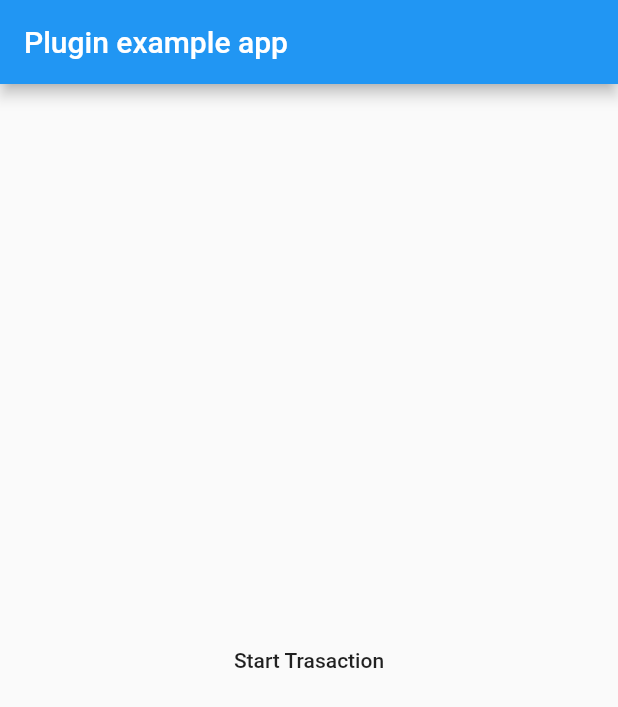
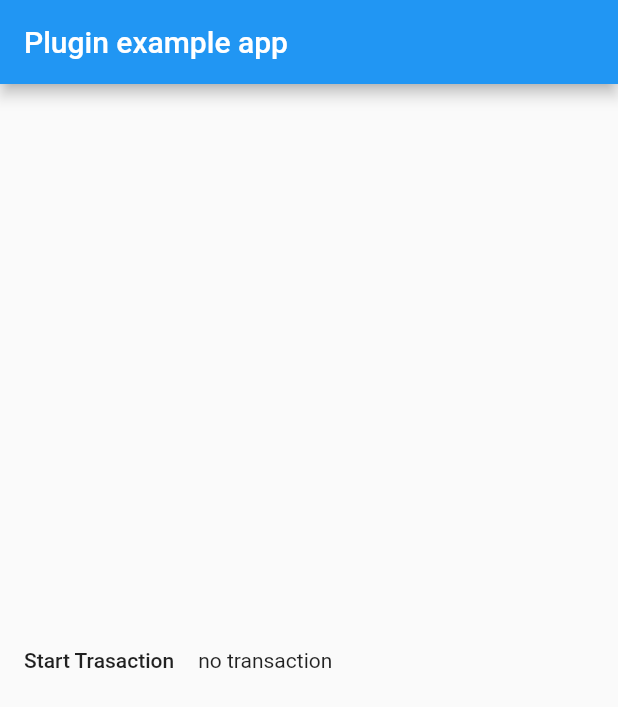
Before and after one commit to lucdotdev/hover_ussd, a Flutter app: the screen it shows after launch, after a tap on "Start Trasaction", on a phone screen of 412 x 824 dp. Shown: the top 707 px of the screen. Run offline on Flutter 3.47's test engine with Material 2 defaults, Android fonts, the phone set to English and light mode, and no system bars.

Commit message:
adding example

```diff
--- a/example/lib/main.dart
+++ b/example/lib/main.dart
@@ -1,10 +1,10 @@
 import 'package:flutter/material.dart';
-import 'dart:async';
 
-import 'package:flutter/services.dart';
 import 'package:hover_ussd/hover_ussd.dart';
 
 void main() {
+  WidgetsFlutterBinding.ensureInitialized();
+  HoverUssd().initialize();
   runApp(MyApp());
 }
 
@@ -14,6 +14,7 @@ class MyApp extends StatefulWidget {
 }
 
 class _MyAppState extends State<MyApp> {
+  HoverUssd _hoverUssd = HoverUssd();
   @override
   Widget build(BuildContext context) {
     return MaterialApp(
@@ -22,11 +23,28 @@ class _MyAppState extends State<MyApp> {
           title: const Text('Plugin example app'),
         ),
         body: Center(
-          child: FlatButton(
-            onPressed: () {
-              HoverUssd.sendUssd("c6e45e62", {"number": "0975494741"});
-            },
-            child: Text("Start Trasaction"),
+          child: Row(
+            children: [
+              FlatButton(
+                onPressed: () {
+                  _hoverUssd.sendUssd("c6e45e62", {"price": "4000"});
+                },
+                child: Text("Start Trasaction"),
+              ),
+              StreamBuilder(
+                stream: _hoverUssd.onTransactiontateChanged(),
+                builder: (BuildContext context, AsyncSnapshot snapshot) {
+                  if (snapshot.data == TransactionState.succesfull) {
+                    return Text("succesfull");
+                  } else if (snapshot.data == TransactionState.waiting) {
+                    return Text("pending");
+                  } else if (snapshot.data == TransactionState.failed) {
+                    return Text("failed");
+                  }
+                  return Text("no transaction");
+                },
+              ),
+            ],
           ),
         ),
       ),
--- a/lib/hover_ussd.dart
+++ b/lib/hover_ussd.dart
@@ -1,17 +1,58 @@
 import 'dart:async';
 
 import 'package:flutter/services.dart';
+import 'package:meta/meta.dart';
+
+enum TransactionState { succesfull, waiting, failed }
 
 class HoverUssd {
-  static const MethodChannel _channel = const MethodChannel('hover_ussd');
+  final MethodChannel _methodChannel;
+  final EventChannel _eventChannel;
 
-  static Future<String> get platformVersion async {
-    final String version = await _channel.invokeMethod('getPlatformVersion');
-    return version;
+  factory HoverUssd() {
+    if (_instance == null) {
+      final MethodChannel methodChannel = const MethodChannel('hover_ussd');
+      final EventChannel eventChannel = const EventChannel('transaction_event');
+      _instance = HoverUssd.private(methodChannel, eventChannel);
+    }
+    return _instance;
   }
 
-  static Future sendUssd(String actionId, Map<String, String> extras) async {
-    await _channel.invokeMethod(
-        "hoverStartTransaction", {"action_id": actionId, "extras": extras});
+  static HoverUssd _instance;
+
+  @visibleForTesting
+  HoverUssd.private(this._methodChannel, this._eventChannel);
+
+  Stream<TransactionState> _onTransactionStateChanged;
+
+  Future sendUssd(String actionId, Map<String, String> extras) async =>
+      await _methodChannel.invokeMethod(
+          "hoverStartTransaction", {"action_id": actionId, "extras": extras});
+
+  Stream<TransactionState> onTransactiontateChanged() {
+    if (_onTransactionStateChanged == null) {
+      _onTransactionStateChanged = _eventChannel
+          .receiveBroadcastStream()
+          .map((dynamic event) => _parseTransactionState(event));
+    }
+    return _onTransactionStateChanged;
+  }
+
+  void initialize() async {
+    await _methodChannel.invokeMethod("hoverInitial");
+  }
+
+  TransactionState _parseTransactionState(String state) {
+    switch (state) {
+      case "success":
+        return TransactionState.succesfull;
+        break;
+      case "pending":
+        return TransactionState.waiting;
+      case "failed":
+        return TransactionState.failed;
+      default:
+        throw ArgumentError('$state');
+    }
   }
 }
```
Also changed, not shown: pubspec.lock, 4 other files.
